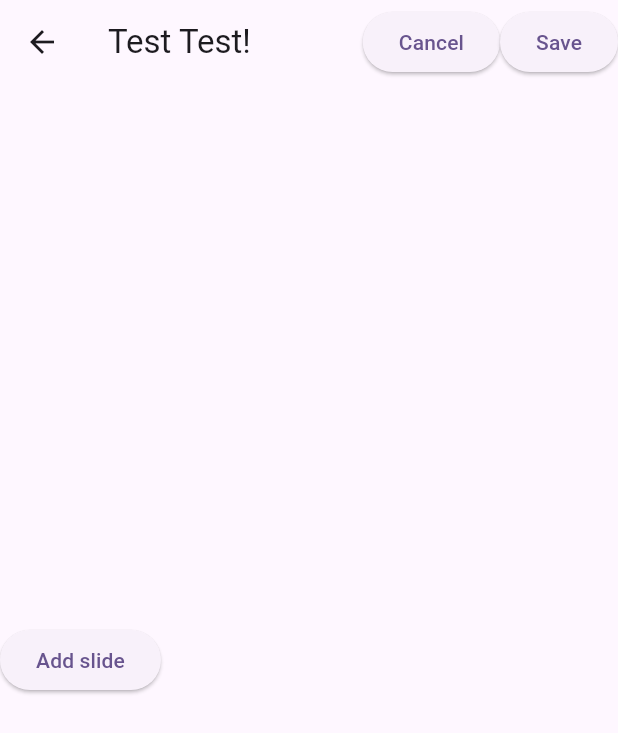
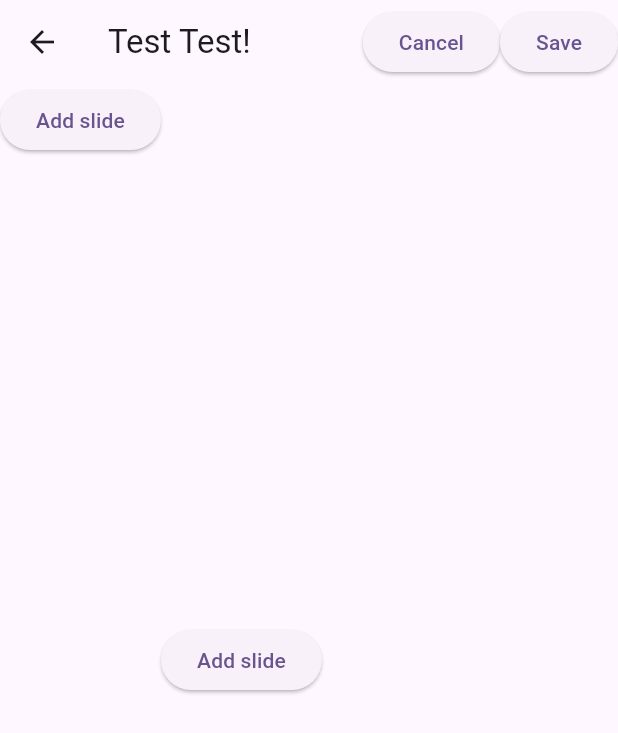
Before and after one commit to GABETROLL/HootHub, a Flutter app: the MakeTest screen opened directly, on a phone screen of 412 x 824 dp. Shown: the top 733 px of the screen. Run offline on Flutter 3.47's test engine with Material 3 defaults, Android fonts, the phone set to English and light mode, and no system bars; our stand-ins replace cloud_firestore, firebase_auth, firebase_core; accounts and stored records are empty.

Commit message:
Add add slide button

```diff
--- a/hoothub/lib/screens/make_test/make_test.dart
+++ b/hoothub/lib/screens/make_test/make_test.dart
@@ -6,6 +6,19 @@ import 'package:flutter/material.dart';
 import 'package:hoothub/screens/make_test/slide_editor.dart';
 import 'slide_preview.dart';
 
+class AddSlideButton extends StatelessWidget {
+  const AddSlideButton({super.key, this.onPressed});
+
+  final void Function()? onPressed;
+
+  @override
+  Widget build(BuildContext context) => Center(
+    child: ElevatedButton(
+      onPressed: onPressed ?? (() { }),
+      child: const Text('Add slide'),
+    ),
+  );
+}
 
 class MakeTest extends StatefulWidget {
   const MakeTest({
@@ -44,6 +57,8 @@ class _MakeTestState extends State<MakeTest> {
       );
     }
 
+    slidePreviews.add(const AddSlideButton());
+
     return Scaffold(
       appBar: AppBar(
         title: Text(widget.testModel.name),
@@ -63,12 +78,7 @@ class _MakeTestState extends State<MakeTest> {
           */
           (
             _currentSlideIndex < 0 || _currentSlideIndex >= widget.testModel.questions.length
-            ? Center(
-              child: ElevatedButton(
-                onPressed: () { },
-                child: const Text('Add slide'),
-              ),
-            )
+            ? const AddSlideButton()
             : SlideEditor(question: widget.testModel.questions[_currentSlideIndex])
           ),
         ],
```
